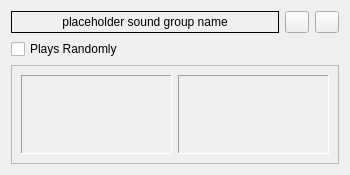
The window that src/forms/soundgroupwidget.ui (DistantJragon/Hotkey-Soundboard) describes before a commit, drawn with Qt 5.
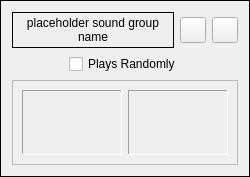
The same window after the commit. Icons and pictures are not drawn. Custom widgets are drawn as their Qt base class.

```diff
--- a/src/forms/soundgroupwidget.ui
+++ b/src/forms/soundgroupwidget.ui
@@ -1,7 +1,7 @@
 <?xml version="1.0" encoding="UTF-8"?>
 <ui version="4.0">
  <class>SoundGroupWidget</class>
- <widget class="QWidget" name="SoundGroupWidget">
+ <widget class="QFrame" name="SoundGroupWidget">
   <property name="enabled">
    <bool>true</bool>
   </property>
@@ -9,8 +9,8 @@
    <rect>
     <x>0</x>
     <y>0</y>
-    <width>350</width>
-    <height>175</height>
+    <width>250</width>
+    <height>177</height>
    </rect>
   </property>
   <property name="sizePolicy">
@@ -28,6 +28,15 @@
   <property name="windowTitle">
    <string>Form</string>
   </property>
+  <property name="layoutDirection">
+   <enum>Qt::LayoutDirection::LeftToRight</enum>
+  </property>
+  <property name="styleSheet">
+   <string notr="true"/>
+  </property>
+  <property name="frameShape">
+   <enum>QFrame::Shape::Box</enum>
+  </property>
   <layout class="QVBoxLayout" name="verticalLayout_2">
    <item>
     <widget class="QWidget" name="nameAndTopButtons" native="true">
@@ -98,9 +107,15 @@
           <verstretch>0</verstretch>
          </sizepolicy>
         </property>
+        <property name="minimumSize">
+         <size>
+          <width>26</width>
+          <height>26</height>
+         </size>
+        </property>
         <property name="maximumSize">
          <size>
-          <width>24</width>
+          <width>26</width>
           <height>16777215</height>
          </size>
         </property>
@@ -113,9 +128,6 @@
         <property name="checkable">
          <bool>false</bool>
         </property>
-        <property name="flat">
-         <bool>false</bool>
-        </property>
        </widget>
       </item>
       <item>
@@ -126,9 +138,15 @@
           <verstretch>0</verstretch>
          </sizepolicy>
         </property>
+        <property name="minimumSize">
+         <size>
+          <width>26</width>
+          <height>26</height>
+         </size>
+        </property>
         <property name="maximumSize">
          <size>
-          <width>24</width>
+          <width>26</width>
           <height>16777215</height>
          </size>
         </property>
@@ -144,24 +162,34 @@
     </widget>
    </item>
    <item>
-    <widget class="QCheckBox" name="randomPlayCheckBox">
+    <widget class="QWidget" name="randomPlayCheckBoxWidget" native="true">
      <property name="sizePolicy">
-      <sizepolicy hsizetype="Minimum" vsizetype="Fixed">
+      <sizepolicy hsizetype="Minimum" vsizetype="Minimum">
        <horstretch>0</horstretch>
        <verstretch>0</verstretch>
       </sizepolicy>
      </property>
-     <property name="font">
-      <font>
-       <kerning>true</kerning>
-      </font>
-     </property>
-     <property name="text">
-      <string>Plays Randomly</string>
-     </property>
-     <property name="tristate">
-      <bool>false</bool>
-     </property>
+     <layout class="QHBoxLayout" name="horizontalLayout_3">
+      <property name="topMargin">
+       <number>0</number>
+      </property>
+      <property name="bottomMargin">
+       <number>0</number>
+      </property>
+      <item>
+       <widget class="QCheckBox" name="randomPlayCheckBox">
+        <property name="sizePolicy">
+         <sizepolicy hsizetype="Maximum" vsizetype="Minimum">
+          <horstretch>0</horstretch>
+          <verstretch>0</verstretch>
+         </sizepolicy>
+        </property>
+        <property name="text">
+         <string>Plays Randomly</string>
+        </property>
+       </widget>
+      </item>
+     </layout>
     </widget>
    </item>
    <item>
@@ -231,6 +259,17 @@
    </item>
   </layout>
  </widget>
+ <customwidgets>
+  <customwidget>
+   <class>ClickableLabel</class>
+   <extends>QLabel</extends>
+   <header>ui\clickablelabel.h</header>
+  </customwidget>
+ </customwidgets>
+ <tabstops>
+  <tabstop>hideButton</tabstop>
+  <tabstop>deleteGroupButton</tabstop>
+ </tabstops>
  <resources/>
  <connections/>
 </ui>
```
Left out of the diff: 2 changed lines with no effect on the pictures.
